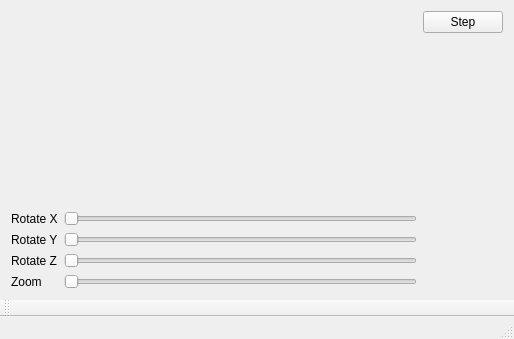
First picture: the form in mainwindow.ui, repository AndersonQ/ParticleSumulator, before the edit.
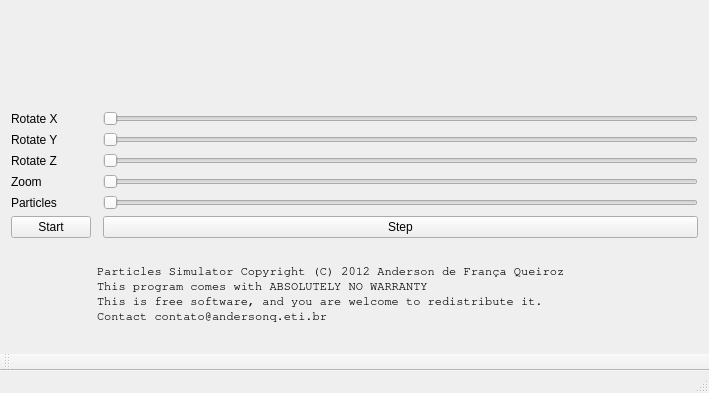
Second picture: the form after the edit. Custom widgets are drawn as their Qt base class.

Commit message: Not important things addes, and copyright added

The edit to the form file:
```diff
--- a/mainwindow.ui
+++ b/mainwindow.ui
@@ -6,8 +6,8 @@
    <rect>
     <x>0</x>
     <y>0</y>
-    <width>514</width>
-    <height>339</height>
+    <width>709</width>
+    <height>393</height>
    </rect>
   </property>
   <property name="windowTitle">
@@ -15,10 +15,10 @@
   </property>
   <widget class="QWidget" name="centralWidget">
    <layout class="QGridLayout" name="gridLayout">
-    <item row="0" column="0" rowspan="2" colspan="2">
+    <item row="0" column="0" rowspan="2" colspan="3">
      <widget class="OpenGL" name="widget" native="true"/>
     </item>
-    <item row="2" column="1">
+    <item row="2" column="2">
      <widget class="QSlider" name="xslider">
       <property name="maximum">
        <number>360</number>
@@ -28,7 +28,7 @@
       </property>
      </widget>
     </item>
-    <item row="3" column="1">
+    <item row="3" column="2">
      <widget class="QSlider" name="yslider">
       <property name="maximum">
        <number>360</number>
@@ -38,7 +38,7 @@
       </property>
      </widget>
     </item>
-    <item row="4" column="1">
+    <item row="4" column="2">
      <widget class="QSlider" name="zslider">
       <property name="maximum">
        <number>360</number>
@@ -76,7 +76,7 @@
       </property>
      </widget>
     </item>
-    <item row="5" column="1">
+    <item row="5" column="2">
      <widget class="QSlider" name="zoomsider">
       <property name="minimum">
        <number>1</number>
@@ -89,7 +89,49 @@
       </property>
      </widget>
     </item>
-    <item row="0" column="2">
+    <item row="6" column="2">
+     <widget class="QSlider" name="particleNum">
+      <property name="minimum">
+       <number>1</number>
+      </property>
+      <property name="maximum">
+       <number>1000</number>
+      </property>
+      <property name="orientation">
+       <enum>Qt::Horizontal</enum>
+      </property>
+     </widget>
+    </item>
+    <item row="6" column="0">
+     <widget class="QLabel" name="label">
+      <property name="text">
+       <string>Particles</string>
+      </property>
+     </widget>
+    </item>
+    <item row="7" column="0">
+     <widget class="QPushButton" name="pushButton_2">
+      <property name="text">
+       <string>Start</string>
+      </property>
+     </widget>
+    </item>
+    <item row="11" column="1" rowspan="2" colspan="2">
+     <widget class="QLabel" name="label_2">
+      <property name="font">
+       <font>
+        <family>Nimbus Mono L</family>
+       </font>
+      </property>
+      <property name="text">
+       <string>Particles Simulator Copyright (C) 2012 Anderson de França Queiroz
+This program comes with ABSOLUTELY NO WARRANTY
+This is free software, and you are welcome to redistribute it.
+Contact contato@andersonq.eti.br</string>
+      </property>
+     </widget>
+    </item>
+    <item row="7" column="2">
      <widget class="QPushButton" name="stepButton">
       <property name="text">
        <string>Step</string>
```
Left out of the diff: 82 changed lines with no effect on the pictures. The commit also changes 9 other files.
